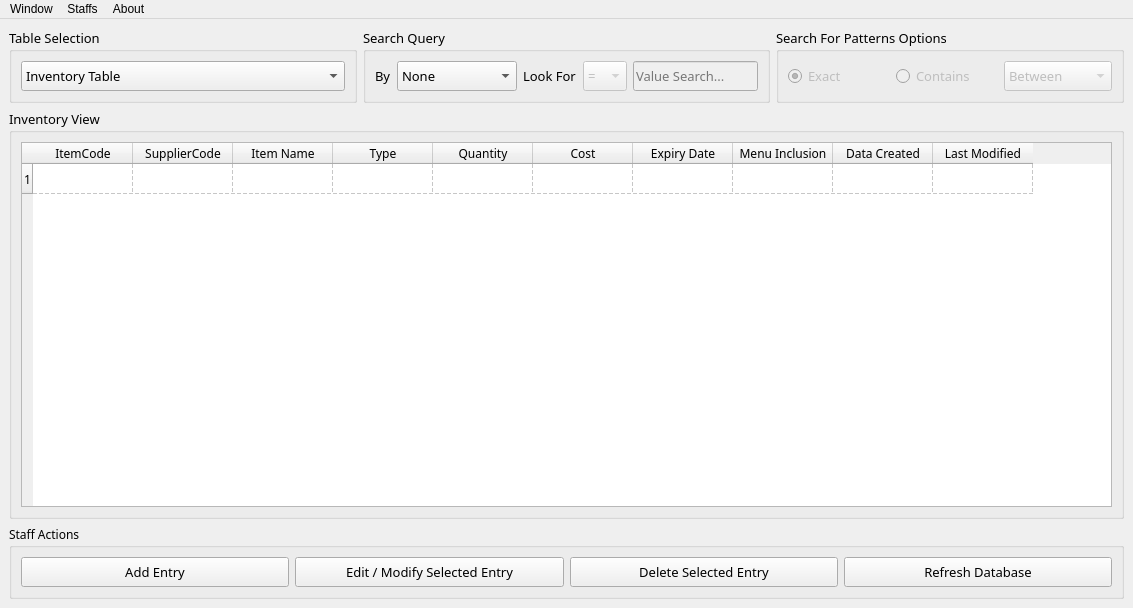
The window that Design Backend and FrontEnd/PyQt5 Prototype/Route88_InventorySystem.ui (CodexLink/Route88_HybridBusinessSystem) describes before a commit, drawn with Qt 5.
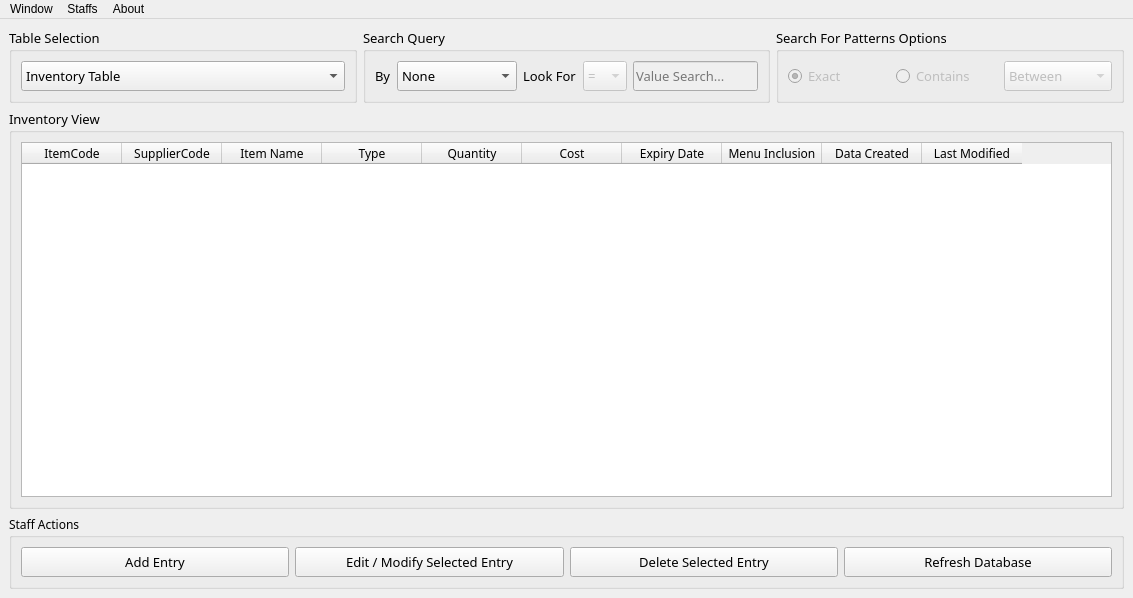
The same window after the commit. Icons and pictures are not drawn.

```diff
--- a/Design Backend and FrontEnd/PyQt5 Prototype/Route88_InventorySystem.ui
+++ b/Design Backend and FrontEnd/PyQt5 Prototype/Route88_InventorySystem.ui
@@ -10,7 +10,7 @@
     <x>0</x>
     <y>0</y>
     <width>1133</width>
-    <height>608</height>
+    <height>598</height>
    </rect>
   </property>
   <property name="mouseTracking">
@@ -467,11 +467,6 @@
          <attribute name="verticalHeaderStretchLastSection">
           <bool>false</bool>
          </attribute>
-         <row>
-          <property name="text">
-           <string>1</string>
-          </property>
-         </row>
          <column>
           <property name="text">
            <string>ItemCode</string>
```
